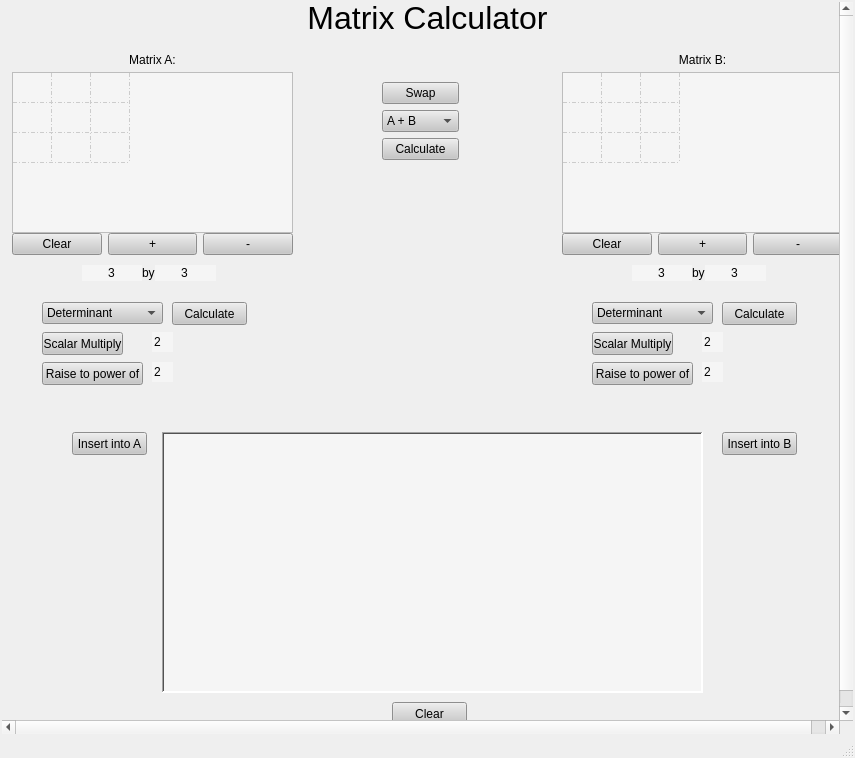
Before: the Qt Designer form mainwindow.ui in justinhay14/Matrix-Calulator-cpp, drawn with Qt 5.
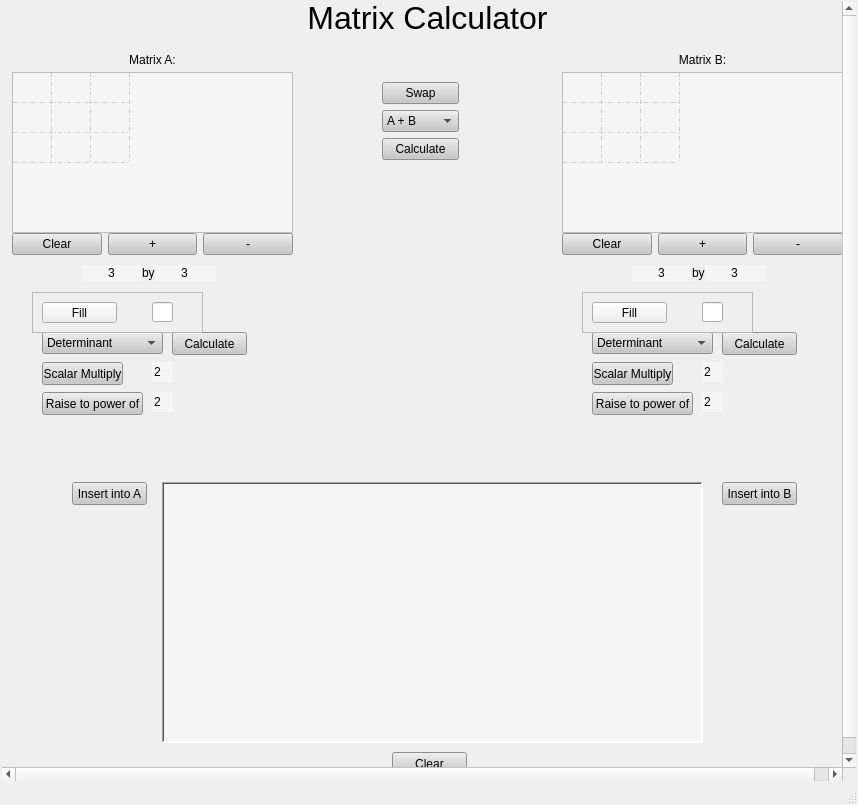
After: the same form once the commit is applied.

Commit message: added fill buttons

Patch:
```diff
--- a/mainwindow.ui
+++ b/mainwindow.ui
@@ -6,8 +6,8 @@
    <rect>
     <x>0</x>
     <y>0</y>
-    <width>855</width>
-    <height>758</height>
+    <width>858</width>
+    <height>805</height>
    </rect>
   </property>
   <property name="windowTitle">
@@ -30,7 +30,7 @@
     <property name="bottomMargin">
      <number>2</number>
     </property>
-    <item row="0" column="0">
+    <item row="0" column="1">
      <widget class="QScrollArea" name="scrollArea">
       <property name="sizePolicy">
        <sizepolicy hsizetype="Expanding" vsizetype="Expanding">
@@ -44,9 +44,6 @@
       <property name="frameShape">
        <enum>QFrame::NoFrame</enum>
       </property>
-      <property name="widgetResizable">
-       <bool>false</bool>
-      </property>
       <property name="alignment">
        <set>Qt::AlignHCenter|Qt::AlignTop</set>
       </property>
@@ -55,8 +52,8 @@
         <rect>
          <x>0</x>
          <y>0</y>
-         <width>851</width>
-         <height>734</height>
+         <width>854</width>
+         <height>781</height>
         </rect>
        </property>
        <widget class="QLabel" name="label">
@@ -89,7 +86,7 @@
         <property name="geometry">
          <rect>
           <x>70</x>
-          <y>430</y>
+          <y>480</y>
           <width>75</width>
           <height>23</height>
          </rect>
@@ -151,7 +148,7 @@
         <property name="geometry">
          <rect>
           <x>40</x>
-          <y>300</y>
+          <y>330</y>
           <width>121</width>
           <height>22</height>
          </rect>
@@ -185,7 +182,7 @@
         <property name="geometry">
          <rect>
           <x>390</x>
-          <y>700</y>
+          <y>750</y>
           <width>75</width>
           <height>23</height>
          </rect>
@@ -202,7 +199,7 @@
         <property name="geometry">
          <rect>
           <x>150</x>
-          <y>360</y>
+          <y>390</y>
           <width>21</width>
           <height>20</height>
          </rect>
@@ -221,7 +218,7 @@
         <property name="geometry">
          <rect>
           <x>170</x>
-          <y>300</y>
+          <y>330</y>
           <width>75</width>
           <height>23</height>
          </rect>
@@ -238,7 +235,7 @@
         <property name="geometry">
          <rect>
           <x>700</x>
-          <y>330</y>
+          <y>360</y>
           <width>21</width>
           <height>20</height>
          </rect>
@@ -311,7 +308,7 @@
         <property name="geometry">
          <rect>
           <x>40</x>
-          <y>360</y>
+          <y>390</y>
           <width>101</width>
           <height>23</height>
          </rect>
@@ -328,7 +325,7 @@
         <property name="geometry">
          <rect>
           <x>160</x>
-          <y>430</y>
+          <y>480</y>
           <width>541</width>
           <height>261</height>
          </rect>
@@ -354,7 +351,7 @@
         <property name="geometry">
          <rect>
           <x>720</x>
-          <y>300</y>
+          <y>330</y>
           <width>75</width>
           <height>23</height>
          </rect>
@@ -371,7 +368,7 @@
         <property name="geometry">
          <rect>
           <x>700</x>
-          <y>360</y>
+          <y>390</y>
           <width>21</width>
           <height>20</height>
          </rect>
@@ -390,7 +387,7 @@
         <property name="geometry">
          <rect>
           <x>40</x>
-          <y>330</y>
+          <y>360</y>
           <width>81</width>
           <height>23</height>
          </rect>
@@ -407,7 +404,7 @@
         <property name="geometry">
          <rect>
           <x>150</x>
-          <y>330</y>
+          <y>360</y>
           <width>21</width>
           <height>20</height>
          </rect>
@@ -426,7 +423,7 @@
         <property name="geometry">
          <rect>
           <x>590</x>
-          <y>360</y>
+          <y>390</y>
           <width>101</width>
           <height>23</height>
          </rect>
@@ -545,7 +542,7 @@
         <property name="geometry">
          <rect>
           <x>720</x>
-          <y>430</y>
+          <y>480</y>
           <width>75</width>
           <height>23</height>
          </rect>
@@ -562,7 +559,7 @@
         <property name="geometry">
          <rect>
           <x>590</x>
-          <y>300</y>
+          <y>330</y>
           <width>121</width>
           <height>22</height>
          </rect>
@@ -730,7 +727,7 @@
         <property name="geometry">
          <rect>
           <x>590</x>
-          <y>330</y>
+          <y>360</y>
           <width>81</width>
           <height>23</height>
          </rect>
@@ -1066,6 +1063,84 @@
          <set>Qt::AlignCenter</set>
         </property>
        </widget>
+       <widget class="QFrame" name="frame">
+        <property name="geometry">
+         <rect>
+          <x>30</x>
+          <y>290</y>
+          <width>171</width>
+          <height>41</height>
+         </rect>
+        </property>
+        <property name="frameShape">
+         <enum>QFrame::StyledPanel</enum>
+        </property>
+        <property name="frameShadow">
+         <enum>QFrame::Raised</enum>
+        </property>
+        <widget class="QLineEdit" name="lineEdit_9">
+         <property name="geometry">
+          <rect>
+           <x>120</x>
+           <y>10</y>
+           <width>21</width>
+           <height>20</height>
+          </rect>
+         </property>
+        </widget>
+        <widget class="QPushButton" name="pushButton_18">
+         <property name="geometry">
+          <rect>
+           <x>10</x>
+           <y>10</y>
+           <width>75</width>
+           <height>21</height>
+          </rect>
+         </property>
+         <property name="text">
+          <string>Fill</string>
+         </property>
+        </widget>
+       </widget>
+       <widget class="QFrame" name="frame_2">
+        <property name="geometry">
+         <rect>
+          <x>580</x>
+          <y>290</y>
+          <width>171</width>
+          <height>41</height>
+         </rect>
+        </property>
+        <property name="frameShape">
+         <enum>QFrame::StyledPanel</enum>
+        </property>
+        <property name="frameShadow">
+         <enum>QFrame::Raised</enum>
+        </property>
+        <widget class="QLineEdit" name="lineEdit_10">
+         <property name="geometry">
+          <rect>
+           <x>120</x>
+           <y>10</y>
+           <width>21</width>
+           <height>20</height>
+          </rect>
+         </property>
+        </widget>
+        <widget class="QPushButton" name="pushButton_19">
+         <property name="geometry">
+          <rect>
+           <x>10</x>
+           <y>10</y>
+           <width>75</width>
+           <height>21</height>
+          </rect>
+         </property>
+         <property name="text">
+          <string>Fill</string>
+         </property>
+        </widget>
+       </widget>
       </widget>
      </widget>
     </item>
```
